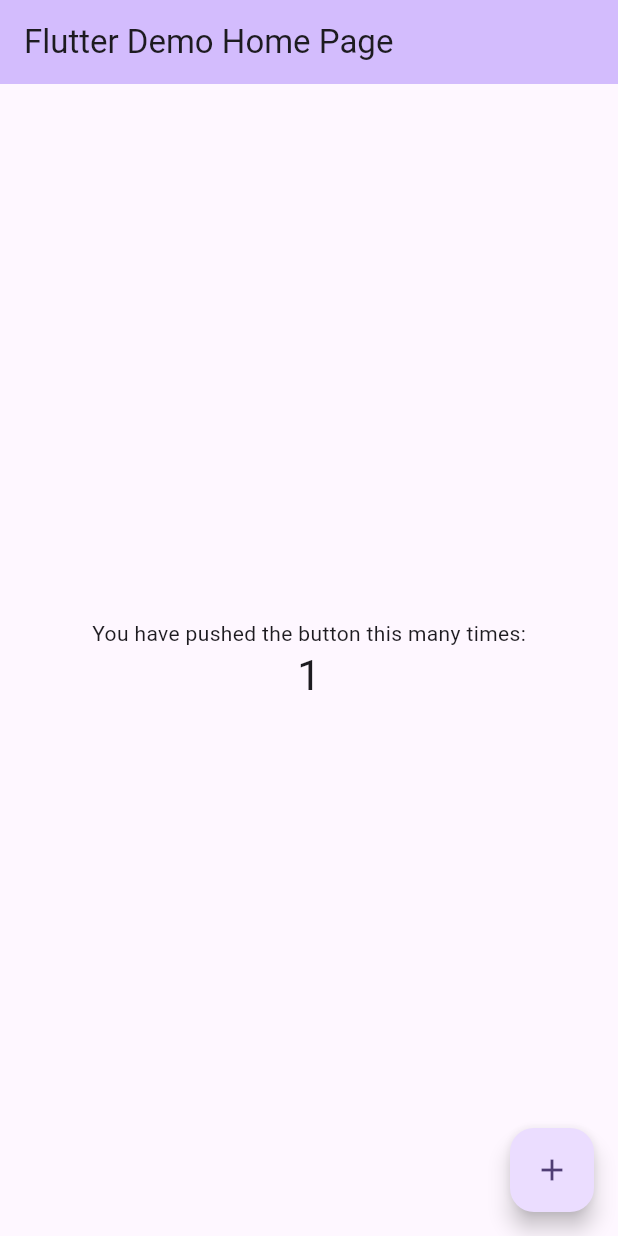
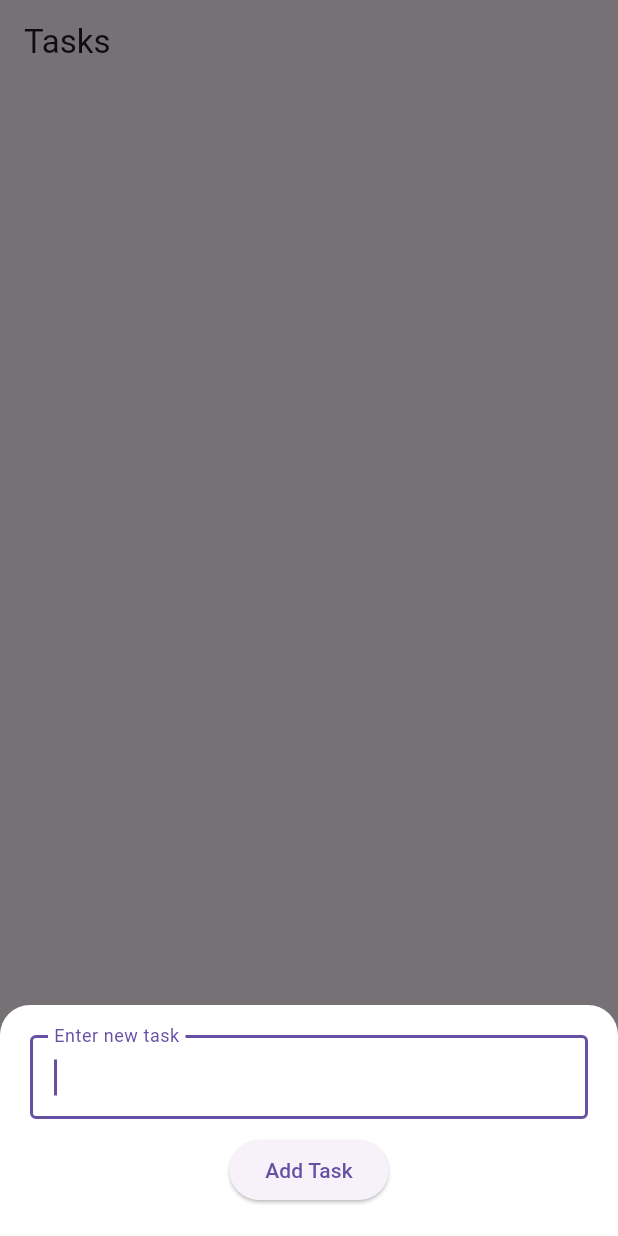
Before and after one commit to MadhuVarshiniB/ToDoList, a Flutter app: the screen it shows after launch, after a tap on the "add" icon, on a phone screen of 412 x 824 dp. Run offline on Flutter 3.47's test engine with Material 3 defaults, Android fonts, the phone set to English and light mode, and no system bars; our stand-ins replace hive, hive_flutter; accounts and stored records are empty.

Commit message:
Added task page

```diff
--- a/lib/main.dart
+++ b/lib/main.dart
@@ -1,114 +1,165 @@
 import 'package:flutter/material.dart';
+import 'package:provider/provider.dart';
+import 'package:hive/hive.dart';
+import 'package:hive_flutter/hive_flutter.dart';
+import 'models/todos_model.dart';  // Your task provider
+import 'models/task.dart';
+import 'pages/TaskDetailsPage.dart';
 
-void main() {
-  runApp(const MyApp());
+void main() async {
+  WidgetsFlutterBinding.ensureInitialized();
+  await Hive.initFlutter();
+  Hive.registerAdapter(TaskAdapter());
+  await Hive.openBox<Task>('tasks');
+
+  final todosModel = TodosModel();
+  await todosModel.init();
+
+  runApp(
+    ChangeNotifierProvider(
+      create: (_) => todosModel,  // <-- Use the initialized object here
+      child: MaterialApp(
+        home: ToDoApp(),
+      ),
+    ),
+  );
 }
 
-class MyApp extends StatelessWidget {
-  const MyApp({super.key});
 
-  // This widget is the root of your application.
-  @override
-  Widget build(BuildContext context) {
-    return MaterialApp(
-      title: 'Flutter Demo',
-      theme: ThemeData(
 
-        // Notice that the counter didn't reset back to zero; the application
-        // state is not lost during the reload. To reset the state, use hot
-        // restart instead.
-        //
-        // This works for code too, not just values: Most code changes can be
-        // tested with just a hot reload.
-        colorScheme: ColorScheme.fromSeed(seedColor: Colors.deepPurple),
-      ),
-      home: const MyHomePage(title: 'Flutter Demo Home Page'),
-    );
-  }
-}
+class ToDoApp extends StatelessWidget{
+  final GlobalKey<AnimatedListState> _listKey = GlobalKey<AnimatedListState>();
 
-class MyHomePage extends StatefulWidget {
-  const MyHomePage({super.key, required this.title});
-
-  // This widget is the home page of your application. It is stateful, meaning
-  // that it has a State object (defined below) that contains fields that affect
-  // how it looks.
-
-  // This class is the configuration for the state. It holds the values (in this
-  // case the title) provided by the parent (in this case the App widget) and
-  // used by the build method of the State. Fields in a Widget subclass are
-  // always marked "final".
-
-  final String title;
 
   @override
-  State<MyHomePage> createState() => _MyHomePageState();
-}
+    Widget build(BuildContext context) {
+      final todosModel = Provider.of<TodosModel>(context);
+      return Scaffold(
+        appBar: AppBar(title: Text('Tasks'),),
+        body: Consumer<TodosModel>(
+          builder: (context,todosModel,child){
+            return AnimatedList(
+              key: _listKey,
+              initialItemCount: todosModel.tasks.length,
+              itemBuilder: (context, index, animation){
+                final task = todosModel.tasks[index];
+                return FadeTransition(
+                  opacity: animation,
+                  child: ListTile(
 
-class _MyHomePageState extends State<MyHomePage> {
-  int _counter = 0;
+                    title: Text(task.title),
+                    leading: InkWell(
+                      onTap: () {
+                        todosModel.deleteTask(task);
+                        _listKey.currentState?.removeItem(
+                          index,
+                              (context, animation) => SizeTransition(
+                            sizeFactor: animation,
+                          ),
+                        );
 
-  void _incrementCounter() {
-    setState(() {
-      // This call to setState tells the Flutter framework that something has
-      // changed in this State, which causes it to rerun the build method below
-      // so that the display can reflect the updated values. If we changed
-      // _counter without calling setState(), then the build method would not be
-      // called again, and so nothing would appear to happen.
-      _counter++;
+                        // Delete on circle tap
+                      },
+                      customBorder: const CircleBorder(),
+                      child: Container(
+                        decoration: BoxDecoration(
+                          shape: BoxShape.circle,
+                          border: Border.all(color: Colors.black, width: 2),
+                        ),
+                        width: 24,
+                        height: 24,
+                        child: const Icon(Icons.check, size: 16, color: Colors.red),
+                      ),
+                    ),
+                      onTap: () {
+                        Navigator.push(
+                          context,
+                          MaterialPageRoute(
+                            builder: (_) => TaskDetailsPage(task: task),
+                          ),
+                        );
+                      }
+                  ),
+                );
+              }
+            );
+          },
+        ),
+        floatingActionButton: FloatingActionButton(
+          child: Icon(Icons.add),
+          onPressed: () => _showAddTaskModal(context),
+        ),
+
+
+      );
+
+
+    }
+
+  void _showAddTaskModal(BuildContext context) {
+    final TextEditingController _taskController = TextEditingController();
+    final FocusNode _taskFocusNode = FocusNode();
+
+
+    showModalBottomSheet(
+      context: context,
+      isScrollControlled: true, // Allows modal to resize when keyboard appears
+      backgroundColor: Colors.white,
+      shape: const RoundedRectangleBorder(
+        borderRadius: BorderRadius.vertical(top: Radius.circular(20)),
+      ),
+      builder: (ctx) {
+        return Padding(
+          // Push up by keyboard height
+          padding: EdgeInsets.only(
+            bottom: MediaQuery.of(ctx).viewInsets.bottom + 20,
+            left: 20,
+            right: 20,
+            top: 20,
+          ),
+          child: Column(
+            mainAxisSize: MainAxisSize.min, // Fit height to content
+            children: [
+              TextField(
+                controller: _taskController,
+                focusNode: _taskFocusNode,
+                autofocus: true,
+                decoration: const InputDecoration(
+                  labelText: 'Enter new task',
+                  border: OutlineInputBorder(),
+                ),
+                // Pressing enter adds the task immediately
+                onSubmitted: (_) =>
+                    _addTask(context, _taskController,_taskFocusNode),
+              ),
+              const SizedBox(height: 10),
+              ElevatedButton(
+                onPressed: () => _addTask(context, _taskController,_taskFocusNode),
+                child: const Text("Add Task"),
+              ),
+            ],
+          ),
+        );
+      },
+    ).whenComplete(() {
+      // Dispose controllers/focus nodes when modal closes
+      _taskController.dispose();
+      _taskFocusNode.dispose();
     });
   }
 
-  @override
-  Widget build(BuildContext context) {
-    // This method is rerun every time setState is called, for instance as done
-    // by the _incrementCounter method above.
-    //
-    // The Flutter framework has been optimized to make rerunning build methods
-    // fast, so that you can just rebuild anything that needs updating rather
-    // than having to individually change instances of widgets.
-    return Scaffold(
-      appBar: AppBar(
-        // TRY THIS: Try changing the color here to a specific color (to
-        // Colors.amber, perhaps?) and trigger a hot reload to see the AppBar
-        // change color while the other colors stay the same.
-        backgroundColor: Theme.of(context).colorScheme.inversePrimary,
-        // Here we take the value from the MyHomePage object that was created by
-        // the App.build method, and use it to set our appbar title.
-        title: Text(widget.title),
-      ),
-      body: Center(
-        // Center is a layout widget. It takes a single child and positions it
-        // in the middle of the parent.
-        child: Column(
-          // Column is also a layout widget. It takes a list of children and
-          // arranges them vertically. By default, it sizes itself to fit its
-          // children horizontally, and tries to be as tall as its parent.
-          //
-          // Column has various properties to control how it sizes itself and
-          // how it positions its children. Here we use mainAxisAlignment to
-          // center the children vertically; the main axis here is the vertical
-          // axis because Columns are vertical (the cross axis would be
-          // horizontal).
-          //
-          // TRY THIS: Invoke "debug painting" (choose the "Toggle Debug Paint"
-          // action in the IDE, or press "p" in the console), to see the
-          // wireframe for each widget.
-          mainAxisAlignment: MainAxisAlignment.center,
-          children: <Widget>[
-            const Text('You have pushed the button this many times:'),
-            Text(
-              '$_counter',
-              style: Theme.of(context).textTheme.headlineMedium,
-            ),
-          ],
-        ),
-      ),
-      floatingActionButton: FloatingActionButton(
-        onPressed: _incrementCounter,
-        tooltip: 'Increment',
-        child: const Icon(Icons.add),
-      ), // This trailing comma makes auto-formatting nicer for build methods.
-    );
-  }
+  /// Adds the task to the list and closes the modal
+  void _addTask(BuildContext context, TextEditingController controller,FocusNode focusNode) {
+    final text = controller.text.trim();
+    if (text.isNotEmpty) {
+      final todosModel = Provider.of<TodosModel>(context, listen: false);
+      todosModel.addTask(Task(title: text));
+      _listKey.currentState?.insertItem(0);
+      controller.clear();           // Clear text
+      focusNode.requestFocus();
+
+      //Navigator.of(context).pop(); // Close the modal
+    }
 }
+
+}
--- /dev/null
+++ b/lib/models/task.dart
@@ -0,0 +1,21 @@
+import 'package:hive/hive.dart';
+
+part 'task.g.dart'; // Needed for code generation
+
+@HiveType(typeId: 0)
+class Task extends HiveObject {
+  @HiveField(0)
+  String title;
+
+  @HiveField(1)
+  bool isCompleted;
+
+  @HiveField(2)
+  DateTime? completedAt;
+
+  Task({
+    required this.title,
+    this.isCompleted = false,
+    this.completedAt
+  });
+}
--- /dev/null
+++ b/lib/models/todos_model.dart
@@ -0,0 +1,50 @@
+import 'package:flutter/material.dart';
+import 'package:hive/hive.dart';
+import 'task.dart';
+
+class TodosModel extends ChangeNotifier {
+  late Box<Task> _taskBox;
+
+  List<Task> get tasks => _taskBox.values.toList();
+
+  // Initialize Hive box
+  Future<void> init() async {
+    _taskBox = await Hive.openBox<Task>('tasks');
+    notifyListeners();
+  }
+
+
+  void addTask(Task task) {
+    _taskBox.add(task);
+    notifyListeners();
+  }
+
+  void toggleTaskCompletion(Task task) {
+    task.isCompleted = !task.isCompleted;
+    task.save();
+    notifyListeners();
+  }
+
+  void deleteTask(Task task) {
+    task.delete();
+    notifyListeners();
+  }
+
+  void completeTask(Task task) {
+    task.isCompleted = true;
+    task.completedAt = DateTime.now();
+    notifyListeners();
+  }
+
+  int countCompletedToday() {
+    DateTime today = DateTime.now();
+    return tasks.where((task) =>
+    task.isCompleted &&
+        task.completedAt != null &&
+        task.completedAt!.year == today.year &&
+        task.completedAt!.month == today.month &&
+        task.completedAt!.day == today.day
+    ).length;
+  }
+
+}
--- /dev/null
+++ b/lib/pages/TaskDetailsPage.dart
@@ -0,0 +1,24 @@
+import 'package:to_do_list/main.dart';
+import 'package:flutter/material.dart';
+import 'package:to_do_list/models/task.dart';
+
+
+class TaskDetailsPage extends StatelessWidget {
+  final Task task;
+
+  const TaskDetailsPage({Key? key, required this.task}) : super(key: key);
+
+  @override
+  Widget build(BuildContext context) {
+    return Scaffold(
+      appBar: AppBar(title: Text('Task Details')),
+      body: Padding(
+        padding: const EdgeInsets.all(20.0),
+        child: Text(
+          task.title,
+          style: TextStyle(fontSize: 20),
+        ),
+      ),
+    );
+  }
+}
--- a/pubspec.yaml
+++ b/pubspec.yaml
@@ -34,6 +34,9 @@ dependencies:
   # The following adds the Cupertino Icons font to your application.
   # Use with the CupertinoIcons class for iOS style icons.
   cupertino_icons: ^1.0.8
+  provider: ^6.0.3
+  hive: ^2.2.3
+  hive_flutter: ^1.1.0
 
 dev_dependencies:
   flutter_test:
@@ -45,6 +48,8 @@ dev_dependencies:
   # package. See that file for information about deactivating specific lint
   # rules and activating additional ones.
   flutter_lints: ^5.0.0
+  build_runner: ^2.0.0
+  hive_generator: ^2.0.0
 
 # For information on the generic Dart part of this file, see the
 # following page: https://dart.dev/tools/pub/pubspec
```
Also changed, not shown: lib/models/task.g.dart (added), pubspec.lock, 4 other files.
